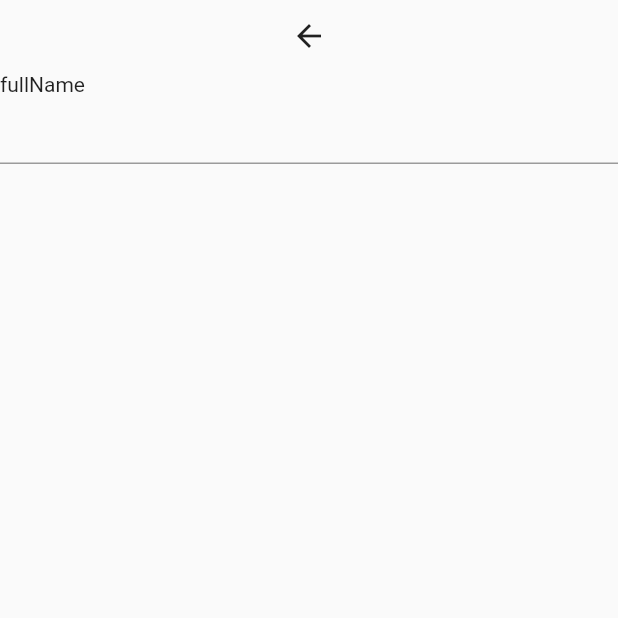
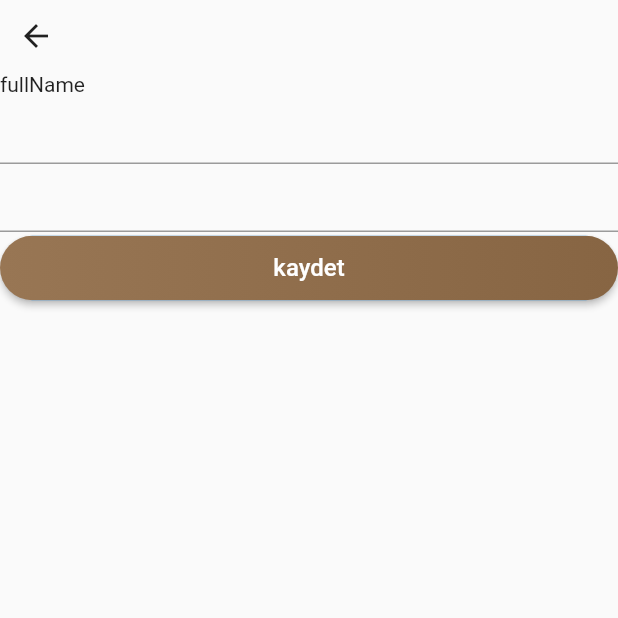
Before and after one commit to simgekarabuga/vet_student, a Flutter app: the SettingsPage screen opened by its route, after a tap on "Profil Ayarları", on a phone screen of 412 x 824 dp, the top half of it. Run offline on Flutter 3.47's test engine with Material 2 defaults, Android fonts, the light colour scheme and no system bars; our stand-ins replace cloud_firestore, firebase_auth, firebase_core, firebase_storage, get_it, google_sign_in and 2 more; missing offline and left inert: c_messaging; accounts and stored records are empty; network calls fail; key blocks and very long unbroken strings in the code were emptied for the run.

Commit message:
25.05.23

```diff
--- a/lib/main.dart
+++ b/lib/main.dart
@@ -2,7 +2,7 @@
 import 'package:flutter/material.dart';
 import 'package:flutter_localizations/flutter_localizations.dart';
 import 'package:provider/provider.dart';
-import 'package:vet_student/firebase_options.dart';
+import 'package:vet_student/service/firebase/firebase_options.dart';
 import 'package:vet_student/tools/locator.dart';
 import 'package:vet_student/tools/routes.dart';
 import 'package:vet_student/view/splash_page.dart';
--- a/lib/service/firebase/c_messaging_settings.dart
+++ b/lib/service/firebase/c_messaging_settings.dart
@@ -1,6 +1,8 @@
-/*import 'package:c_messaging/c_messaging.dart';
-
+import 'package:c_messaging/c_messaging.dart';
 import 'package:flutter/material.dart';
+import 'package:vet_student/generated/l10n.dart';
+import 'package:vet_student/model/user.dart';
+import 'package:vet_student/service/firebase/firebase_custom_settings.dart';
 
 class CMessagingSettings {
   static void init(BuildContext context, String userId) {
@@ -24,9 +26,9 @@
 
   static FirebaseSettings _firebaseSettings = FirebaseSettings(
     usersCollectionName: "user",
-    usernameKey: Dealer.fullNameKey,
-    userProfilePhotoUrlKey: Dealer.profilePhotoKey,
-    userNotificationIdKey: Dealer.notificationIdKey,
+    usernameKey: User.fullNameKey,
+    userProfilePhotoUrlKey: User.profilePhotoKey,
+    userNotificationIdKey: User.notificationIdKey,
     fcmSettings: FcmSettings(
       projectId: FirebaseCustomSettings.projectId,
       privateKeyId: FirebaseCustomSettings.privateKeyId,
@@ -59,4 +61,4 @@
   static ContactsPageSettings _contactsPageSettings = ContactsPageSettings();
 
   static MessagesPageSettings _messagesPageSettings = MessagesPageSettings();
-}*/
+}
--- a/lib/view/profile_detail_page.dart
+++ b/lib/view/profile_detail_page.dart
@@ -23,9 +23,7 @@
     );
     return BackButton(
       onPressed: () {
-        viewModel.openHomePage(
-          context,
-        );
+        viewModel.onBackPressed(context);
       },
     );
   }
--- a/lib/view/profile_edit_page.dart
+++ b/lib/view/profile_edit_page.dart
@@ -1,6 +1,7 @@
 import 'package:flutter/material.dart';
 import 'package:provider/provider.dart';
 import 'package:vet_student/model/user.dart';
+import 'package:vet_student/view/common/auth_button.dart';
 import 'package:vet_student/view/common/auth_text_field.dart';
 import 'package:vet_student/view_model/profile_edit_view_model.dart';
 
@@ -24,9 +25,33 @@
     return Column(
       children: [
         _buildBackButton(context),
-        _buildFullName(context),
+        _buildTextFieldsColumn(context),
+        _buildSaveButton(context),
       ],
     );
+  }
+
+  Widget _buildTextFieldsColumn(BuildContext context) {
+    return Consumer<ProfileEditViewModel>(
+      builder: (context, viewModel, child) {
+        _initTextFields(context);
+        return Column(
+          children: [
+            _buildFullName(context),
+            _buildDescription(context),
+          ],
+        );
+      },
+    );
+  }
+
+  void _initTextFields(BuildContext context) {
+    ProfileEditViewModel viewModel = Provider.of<ProfileEditViewModel>(
+      context,
+      listen: false,
+    );
+    _fullNameController.text = viewModel.user?.fullName ?? '';
+    _descriptionController.text = viewModel.user?.description ?? '';
   }
 
   Widget _buildBackButton(BuildContext context) {
@@ -34,17 +59,42 @@
       context,
       listen: false,
     );
-    return BackButton(
-      onPressed: () {
-        viewModel.openSettingsPage(context);
-      },
+    return Align(
+      alignment: Alignment.bottomLeft,
+      child: BackButton(
+        onPressed: () {
+          viewModel.onBackPressed(context);
+        },
+      ),
     );
   }
 
   Widget _buildFullName(BuildContext context) {
     return AuthTextField(
-      title: User.fullNameKey,controller:_fullNameController ,
+      title: User.fullNameKey,
+      controller: _fullNameController,
     );
   }
 
+  Widget _buildDescription(BuildContext context) {
+    return AuthTextField(
+      controller: _descriptionController,
+    );
+  }
+
+  Widget _buildSaveButton(BuildContext context) {
+    ProfileEditViewModel viewModel = Provider.of<ProfileEditViewModel>(
+      context,
+      listen: false,
+    );
+    return AuthButton(
+      title: "kaydet",
+      onPressed: () {
+        viewModel.updateProfile(
+          _fullNameController.text.trim(),
+          _descriptionController.text.trim(),
+        );
+      },
+    );
+  }
 }
--- a/lib/view/settings_page.dart
+++ b/lib/view/settings_page.dart
@@ -29,7 +29,7 @@
     return Align(
       alignment: Alignment.topLeft,
       child: BackButton(onPressed: () {
-        viewModel.openProfilePage(
+        viewModel.onBackPressed(
           context,
         );
       }),
--- a/lib/view/shopping_page.dart
+++ b/lib/view/shopping_page.dart
@@ -134,7 +134,7 @@
       alignment: Alignment.centerLeft,
       child: BackButton(
         onPressed: () {
-          viewModel.openMainPage(context);
+          viewModel.onBackPressed(context);
         },
       ),
     );
--- a/lib/view_model/home_view_model.dart
+++ b/lib/view_model/home_view_model.dart
@@ -64,6 +64,6 @@
   }
 
   void openProfileDetailPage(BuildContext context) {
-    Navigator.pushReplacementNamed(context, Routes.profileDetailPageKey);
+    Navigator.pushNamed(context, Routes.profileDetailPageKey);
   }
 }
--- a/lib/view_model/login_view_model.dart
+++ b/lib/view_model/login_view_model.dart
@@ -2,9 +2,10 @@
 import 'package:vet_student/generated/l10n.dart';
 import 'package:vet_student/model/user.dart';
 import 'package:vet_student/repository/auth_repository.dart';
+import 'package:vet_student/service/firebase/c_messaging_settings.dart';
+import 'package:vet_student/tools/locator.dart';
 import 'package:vet_student/tools/routes.dart';
 
-import '../tools/locator.dart';
 
 enum LoginViewState { idle, loading }
 
@@ -29,7 +30,7 @@
       password,
     );
     if (user != null && user.userId != null) {
-      //CMessagingSettings.init(context, user.userId!);
+      CMessagingSettings.init(context, user.userId!);
       openMainPage(context);
     } else {
       SnackBar snackBar = SnackBar(
--- a/lib/view_model/main_view_model.dart
+++ b/lib/view_model/main_view_model.dart
@@ -11,10 +11,10 @@
   MainViewState get state => _state;
 
   void openMessagePage(BuildContext context) {
-    Navigator.pushReplacementNamed(context, Routes.messagePageKey);
+    Navigator.pushNamed(context, Routes.messagePageKey);
   }
   void openShoppingPage(BuildContext context) {
-    Navigator.pushReplacementNamed(context, Routes.shoppingPageKey);
+    Navigator.pushNamed(context, Routes.shoppingPageKey);
   }
 
 
--- a/lib/view_model/profile_detail_view_model.dart
+++ b/lib/view_model/profile_detail_view_model.dart
@@ -2,6 +2,11 @@
 import 'package:vet_student/tools/routes.dart';
 
 class ProfileDetailViewModel with ChangeNotifier {
+
+  void onBackPressed(BuildContext context){
+    Navigator.pop(context);
+  }
+
   void openHomePage(BuildContext context) {
     Navigator.pushReplacementNamed(context, Routes.homePageKey);
   }
--- a/lib/view_model/profile_edit_view_model.dart
+++ b/lib/view_model/profile_edit_view_model.dart
@@ -1,8 +1,47 @@
 import 'package:flutter/material.dart';
-import 'package:vet_student/tools/routes.dart';
+import 'package:vet_student/model/user.dart';
+import 'package:vet_student/repository/auth_repository.dart';
+import 'package:vet_student/repository/user_database_repository.dart';
+import 'package:vet_student/tools/locator.dart';
 
 class ProfileEditViewModel with ChangeNotifier {
-  void openSettingsPage(BuildContext context) {
-    Navigator.pushReplacementNamed(context, Routes.settingsPageKey);
+  final AuthRepository _authRepository = locator<AuthRepository>();
+  final UserDatabaseRepository _userDatabaseRepository =
+      locator<UserDatabaseRepository>();
+
+  User? user;
+
+  ProfileEditViewModel() {
+    WidgetsBinding.instance.addPostFrameCallback(
+      (_) {
+        _getCurrentUser();
+      },
+    );
   }
+
+  void _getCurrentUser() async {
+    user = await _userDatabaseRepository.getCurrentUser();
+    notifyListeners();
   }
+
+  void onBackPressed(BuildContext context) {
+    Navigator.pop(context);
+  }
+
+  void updateProfile(String fullName, String description) {
+    String? userId = user?.userId;
+    if (user != null && userId != null) {
+      Map<String, dynamic> newValues = {};
+      if (fullName != user!.fullName) {
+        newValues[User.fullNameKey] = fullName;
+      }
+      if (description != user!.description) {
+        newValues[User.descriptionKey] = description;
+      }
+
+      if (newValues.isNotEmpty) {
+        _userDatabaseRepository.updateUser(userId, newValues);
+      }
+    }
+  }
+}
--- a/lib/view_model/settings_view_model.dart
+++ b/lib/view_model/settings_view_model.dart
@@ -1,15 +1,12 @@
 import 'package:flutter/material.dart';
-import 'package:vet_student/repository/auth_repository.dart';
-import 'package:vet_student/tools/locator.dart';
 import 'package:vet_student/tools/routes.dart';
 
 class SettingsViewModel with ChangeNotifier {
-  final AuthRepository _authRepository = locator<AuthRepository>();
+  void onBackPressed(BuildContext context) {
+    Navigator.pop(context);
+  }
 
-  void openProfilePage(BuildContext context) {
-    Navigator.pushReplacementNamed(context, Routes.profilePageKey);
-  }
   void openProfileHeadersPage(BuildContext context) {
-    Navigator.pushReplacementNamed(context, Routes.profileEditPageKey);
+    Navigator.pushNamed(context, Routes.profileEditPageKey);
   }
 }
--- a/lib/view_model/shopping_view_model.dart
+++ b/lib/view_model/shopping_view_model.dart
@@ -7,8 +7,8 @@
 
 
 
-  void openMainPage(BuildContext context) {
-    Navigator.pushReplacementNamed(context, Routes.mainPageKey);
+  void onBackPressed(BuildContext context) {
+    Navigator.pop(context);
   }
 
   int _currentTabIndex = 0;
--- a/lib/view_model/splash_view_model.dart
+++ b/lib/view_model/splash_view_model.dart
@@ -1,5 +1,6 @@
 import 'package:flutter/material.dart';
 import 'package:vet_student/repository/auth_repository.dart';
+import 'package:vet_student/service/firebase/c_messaging_settings.dart';
 import 'package:vet_student/tools/locator.dart';
 import 'package:vet_student/tools/routes.dart';
 
@@ -10,7 +11,7 @@
     WidgetsBinding.instance.addPostFrameCallback((_) {
       String? currentUserId = _authRepository.getCurrentUserId();
       if (currentUserId != null) {
-        //CMessagingSettings.init(context, currentUserId);
+        CMessagingSettings.init(context, currentUserId);
         _openMainPage(context);
       } else {
         _openLoginPage(context);
--- a/lib/view_model/tabs_view_model/profile_view_model.dart
+++ b/lib/view_model/tabs_view_model/profile_view_model.dart
@@ -29,7 +29,7 @@
   }
 
   void openSettingsPage(BuildContext context) {
-    Navigator.pushReplacementNamed(context, Routes.settingsPageKey);
+    Navigator.pushNamed(context, Routes.settingsPageKey);
   }
 
   void updateProfile(BuildContext context) async {
--- a/pubspec.yaml
+++ b/pubspec.yaml
@@ -40,7 +40,7 @@
   provider: ^6.0.5
   get_it: ^7.2.0
 
-  intl: ^0.18.0
+  intl: ^0.17.0
   intl_utils: ^2.8.1
 
   firebase_core: ^2.5.0
@@ -53,6 +53,10 @@
   google_sign_in: ^5.4.4
   image_picker: ^0.8.6+4
 
+  c_messaging:
+    git:
+      url: https://github.com/cihanurtekin/cmessaging.git
+      ref: master
 
 dev_dependencies:
   flutter_test:
```
Also changed, not shown: lib/service/firebase/firebase_options.dart (renamed from lib/firebase_options.dart), pubspec.lock, 7 other files.
